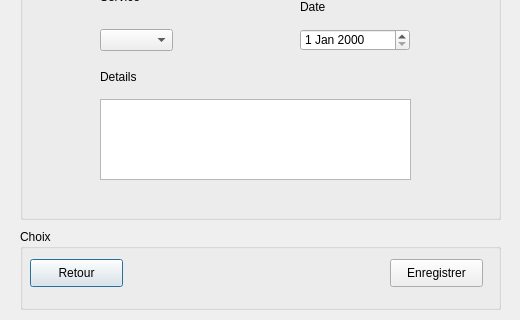
Qt form Khalil/addwidget.ui (khalil-ch/E-Health_2A1) before a commit; both pictures show x 0 to 520 and y 211 to 531 of the 520 by 531 pixel window.
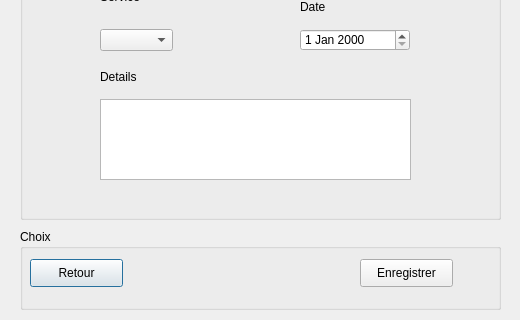
The same form after that commit.

Diff of the .ui file:
```diff
--- a/Khalil/addwidget.ui
+++ b/Khalil/addwidget.ui
@@ -215,7 +215,7 @@
    <widget class="QPushButton" name="pushButton_13">
     <property name="geometry">
      <rect>
-      <x>370</x>
+      <x>340</x>
       <y>30</y>
       <width>93</width>
       <height>28</height>
```
Left out of the diff: 2 changed lines with no effect on the pictures.
